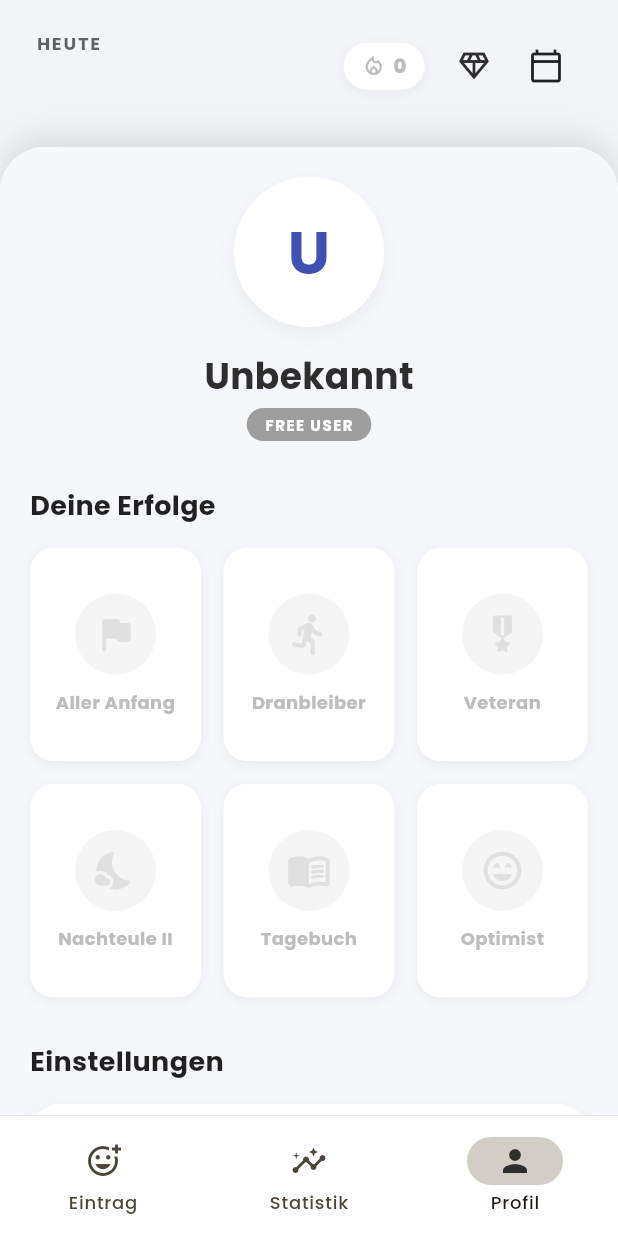
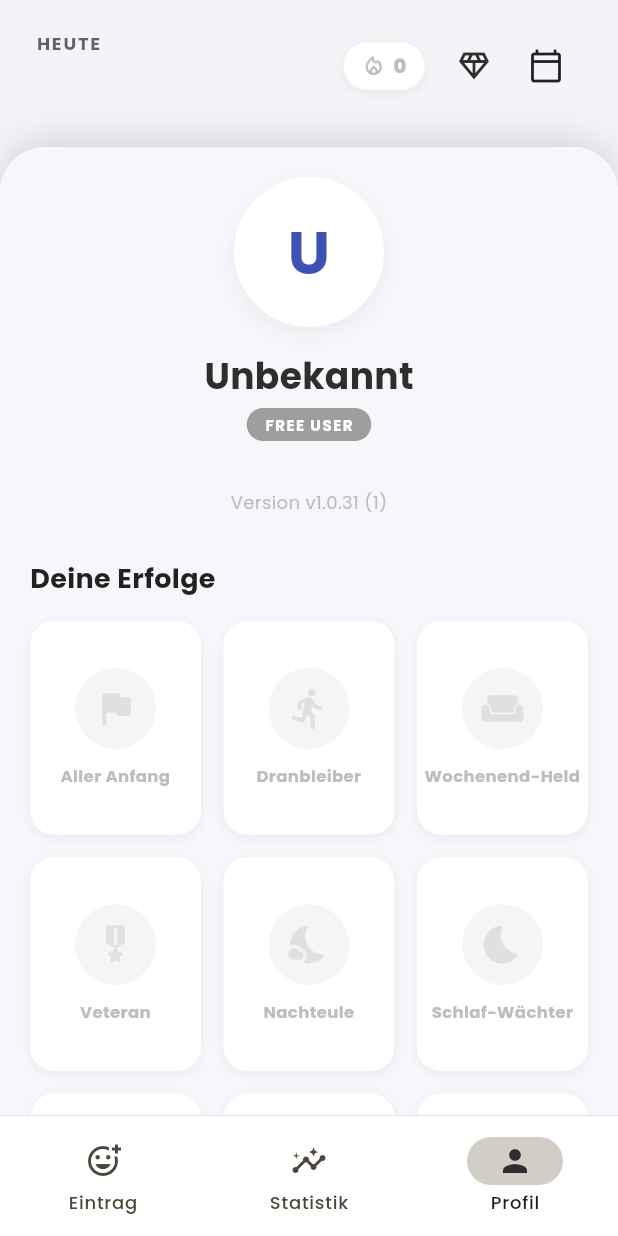
Before and after one commit to yoshikyoshik/mood_tracker, a Flutter app: the screen it shows once a user with an empty profile is signed in, item 3 of the bottom bar chosen, on a phone screen of 412 x 824 dp. Run offline on Flutter 3.47's test engine with Material 3 defaults, Android fonts, the light colour scheme and no system bars; our stand-ins replace fl_chart, flutter_heatmap_calendar, google_fonts, lottie, package_info_plus, shared_preferences and 1 more; missing offline and left inert: record; accounts and stored records are empty; network calls fail.

Commit message:
feat: Enhancement Profil

```diff
--- a/lib/screens/mood_tracker_screen.dart
+++ b/lib/screens/mood_tracker_screen.dart
@@ -1,3 +1,4 @@
+import 'package:package_info_plus/package_info_plus.dart';
 import 'package:flutter/material.dart';
 import 'dart:async';
 import 'package:lottie/lottie.dart';
@@ -44,6 +45,8 @@ class _MoodTrackerScreenState extends State<MoodTrackerScreen> {
   bool _isPro = false;
   String? _stripeCustomerId;
 
+  String _appVersion = "";
+
   final Set<String> _customTagNames = {};
 
   final Map<String, List<String>> _baseTagsByCategory = {
@@ -66,6 +69,7 @@ class _MoodTrackerScreenState extends State<MoodTrackerScreen> {
     _initializeTagsMap();
     _initializeData();
     _checkSubscription();
+    _loadAppVersion();
   }
 
   void _initializeTagsMap() {
@@ -312,6 +316,8 @@ class _MoodTrackerScreenState extends State<MoodTrackerScreen> {
                           )
                         : ProfileView(
                             profileName: currentProfileName,
+                            email: Supabase.instance.client.auth.currentUser?.email ?? "Keine E-Mail",
+                            version: _appVersion,
                             entries: _allEntries,
                             isPro: _isPro,
                             onLogout: _signOut,
@@ -372,6 +378,16 @@ class _MoodTrackerScreenState extends State<MoodTrackerScreen> {
       ),
     );
   }
+
+  Future<void> _loadAppVersion() async {
+  final info = await PackageInfo.fromPlatform();
+  if (mounted) {
+    setState(() {
+      // Format: "v1.0.0 (1)"
+      _appVersion = "v${info.version} (${info.buildNumber})";
+    });
+  }
+}
 
   Future<void> _initializeData() async {
     await _loadProfiles();
--- a/lib/widgets/profile_view.dart
+++ b/lib/widgets/profile_view.dart
@@ -1,9 +1,10 @@
 import 'package:flutter/material.dart';
 import '../models/mood_entry.dart';
-// import '../utils/mood_utils.dart'; // <--- ENTFERNT, da nicht genutzt
 
 class ProfileView extends StatelessWidget {
   final String profileName;
+  final String email;   // <--- NEU
+  final String version; // <--- NEU
   final List<MoodEntry> entries;
   final bool isPro;
   final VoidCallback onLogout;
@@ -13,6 +14,8 @@ class ProfileView extends StatelessWidget {
   const ProfileView({
     super.key,
     required this.profileName,
+    required this.email,   // <--- NEU
+    required this.version, // <--- NEU
     required this.entries,
     required this.isPro,
     required this.onLogout,
@@ -44,11 +47,23 @@ class ProfileView extends StatelessWidget {
                 const SizedBox(height: 15),
                 Text(profileName, style: const TextStyle(fontSize: 24, fontWeight: FontWeight.bold)),
                 const SizedBox(height: 5),
+
+                // PRO BADGE
                 Container(
                   padding: const EdgeInsets.symmetric(horizontal: 12, vertical: 4),
                   decoration: BoxDecoration(color: isPro ? Colors.indigo : Colors.grey, borderRadius: BorderRadius.circular(12)),
                   child: Text(isPro ? "PRO MITGLIED" : "FREE USER", style: const TextStyle(color: Colors.white, fontSize: 10, fontWeight: FontWeight.bold, letterSpacing: 1.0)),
                 ),
+
+                const SizedBox(height: 8),
+
+                // EMAIL (NEU)
+                Text(email, style: TextStyle(fontSize: 14, color: Colors.grey.shade600)),
+
+                const SizedBox(height: 4),
+
+                // VERSION (NEU)
+                Text("Version $version", style: TextStyle(fontSize: 12, color: Colors.grey.shade400)),
               ],
             ),
           ),
@@ -76,16 +91,22 @@ class ProfileView extends StatelessWidget {
   Widget _buildBadgesGrid(BuildContext context) {
     final totalEntries = entries.length;
 
-    // Berechne Statistiken
-    // "uniqueDaysCount": Anzahl unterschiedlicher Tage, an denen getrackt wurde
+    // Bestehende Metriken
     final uniqueDaysCount = entries.map((e) => DateTime(e.timestamp.year, e.timestamp.month, e.timestamp.day)).toSet().length;
-
     final nightCount = entries.where((e) => e.timestamp.hour >= 22 || e.timestamp.hour < 4).length;
     final noteCount = entries.where((e) => e.note != null && e.note!.length > 10).length;
     final highMoodCount = entries.where((e) => e.score >= 8.0).length;
 
-    // DIE SCHWEREN ZIELE:
+    // --- NEUE METRIKEN FÜR NEUE BADGES ---
+    // 1. Kontext-King: Einträge mit mehr als 2 Tags
+    final detailedCount = entries.where((e) => e.tags.length >= 3).length;
+    // 2. Schlaf-Wächter: Einträge mit Schlafdaten
+    final sleepTrackedCount = entries.where((e) => e.sleepRating != null).length;
+    // 3. Wochenend-Held: Einträge an Sa/So
+    final weekendCount = entries.where((e) => e.timestamp.weekday >= 6).length;
+
     final badges = [
+      // --- START ---
       {
         'title': 'Aller Anfang',
         'desc': 'Der erste Eintrag.',
@@ -93,33 +114,57 @@ class ProfileView extends StatelessWidget {
         'color': Colors.blue,
         'unlocked': totalEntries >= 1,
       },
+      // --- DISZIPLIN ---
       {
         'title': 'Dranbleiber',
         'desc': 'Du hast an 7 verschiedenen Tagen getrackt.',
-        'icon': Icons.directions_run_rounded, // Icon geändert, passt besser
+        'icon': Icons.directions_run_rounded,
         'color': Colors.orange,
-        'unlocked': uniqueDaysCount >= 7, // <--- KORRIGIERT: Nutzt jetzt uniqueDaysCount
+        'unlocked': uniqueDaysCount >= 7,
+      },
+      {
+        'title': 'Wochenend-Held', // NEU
+        'desc': '10 Einträge am Wochenende. Du bleibst auch in der Freizeit dran.',
+        'icon': Icons.weekend_rounded,
+        'color': Colors.teal,
+        'unlocked': weekendCount >= 10,
       },
       {
         'title': 'Veteran',
-        'desc': '100 Einträge. Das ist Disziplin!',
+        'desc': '100 Einträge. Das ist echte Disziplin!',
         'icon': Icons.military_tech_rounded,
         'color': Colors.redAccent,
         'unlocked': totalEntries >= 100,
       },
+      // --- VERHALTEN ---
       {
-        'title': 'Nachteule II',
+        'title': 'Nachteule',
         'desc': '20x spät abends getrackt.',
         'icon': Icons.nights_stay_rounded,
         'color': Colors.indigo,
         'unlocked': nightCount >= 20,
       },
       {
+        'title': 'Schlaf-Wächter', // NEU
+        'desc': '30x deinen Schlaf protokolliert. Gesundheit geht vor!',
+        'icon': Icons.bedtime_rounded,
+        'color': Colors.deepPurple,
+        'unlocked': sleepTrackedCount >= 30,
+      },
+      // --- PERSÖNLICHKEIT ---
+      {
         'title': 'Tagebuch',
         'desc': '50 ausführliche Notizen geschrieben.',
         'icon': Icons.menu_book_rounded,
         'color': Colors.brown,
         'unlocked': noteCount >= 50,
+      },
+      {
+        'title': 'Kontext-Profi', // NEU
+        'desc': '20 Einträge mit vielen Tags (3+). Du magst Details.',
+        'icon': Icons.label_important_rounded,
+        'color': Colors.cyan,
+        'unlocked': detailedCount >= 20,
       },
       {
         'title': 'Optimist',
@@ -176,7 +221,7 @@ class ProfileView extends StatelessWidget {
                   textAlign: TextAlign.center,
                   style: TextStyle(
                     fontWeight: FontWeight.bold,
-                    fontSize: 12,
+                    fontSize: 11, // Etwas kleiner, falls Titel lang sind
                     color: isUnlocked ? Colors.black87 : Colors.grey.shade400
                   ),
                 ),
--- a/pubspec.yaml
+++ b/pubspec.yaml
@@ -46,6 +46,7 @@ dependencies:
   record: ^6.1.2
   path_provider: ^2.1.5
   flutter_heatmap_calendar: ^1.0.5
+  package_info_plus: ^9.0.0
 
 dev_dependencies:
   flutter_test:
```
Also changed, not shown: pubspec.lock, 1 other file.
